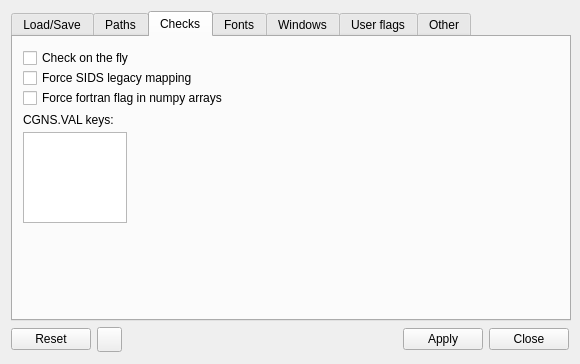
First picture: the form in NAVigater/CGNS/NAV/T/Q7OptionsWindow.ui, repository pyCGNS/pyCGNS, before the edit.
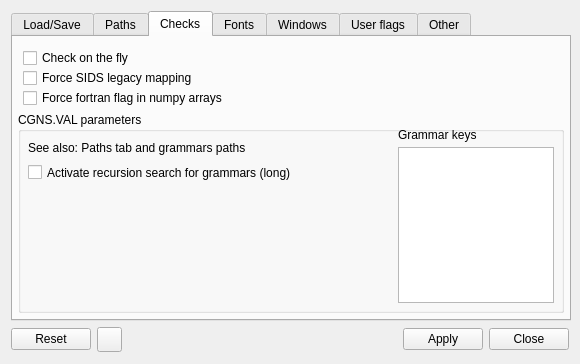
Second picture: the form after the edit. The open tabs and pages were chosen to show the change. Icons and pictures are not drawn.

Diff of the .ui file:
```diff
--- a/NAVigater/CGNS/NAV/T/Q7OptionsWindow.ui
+++ b/NAVigater/CGNS/NAV/T/Q7OptionsWindow.ui
@@ -493,28 +493,70 @@
           <string>Force fortran flag in numpy arrays</string>
          </property>
         </widget>
+        <widget class="QGroupBox" name="groupBox_3">
+         <property name="geometry">
+          <rect>
+           <x>5</x>
+           <y>75</y>
+           <width>546</width>
+           <height>201</height>
+          </rect>
+         </property>
+         <property name="title">
+          <string>CGNS.VAL parameters</string>
+         </property>
         <widget class="QPlainTextEdit" name="__O_valkeylist">
          <property name="geometry">
           <rect>
-           <x>10</x>
-           <y>95</y>
-           <width>104</width>
-           <height>91</height>
+            <x>380</x>
+            <y>35</y>
+            <width>156</width>
+            <height>156</height>
           </rect>
          </property>
         </widget>
         <widget class="QLabel" name="label_25">
          <property name="geometry">
           <rect>
-           <x>10</x>
-           <y>75</y>
-           <width>106</width>
+            <x>380</x>
+            <y>15</y>
+            <width>111</width>
            <height>16</height>
           </rect>
          </property>
          <property name="text">
-          <string>CGNS.VAL keys:</string>
-         </property>
+           <string>Grammar keys</string>
+          </property>
+         </widget>
+         <widget class="QLabel" name="label_31">
+          <property name="geometry">
+           <rect>
+            <x>10</x>
+            <y>25</y>
+            <width>271</width>
+            <height>21</height>
+           </rect>
+          </property>
+          <property name="text">
+           <string>See also: Paths tab and grammars paths</string>
+          </property>
+         </widget>
+         <widget class="QCheckBox" name="cRecurseGrammarSearch">
+          <property name="geometry">
+           <rect>
+            <x>10</x>
+            <y>50</y>
+            <width>301</width>
+            <height>21</height>
+           </rect>
+          </property>
+          <property name="text">
+           <string>Activate recursion search for grammars (long)</string>
+          </property>
+          <property name="checkable">
+           <bool>false</bool>
+          </property>
+         </widget>
         </widget>
        </widget>
        <widget class="QWidget" name="tab_3">
```
Left out of the diff: 2 changed lines with no effect on the pictures. Lines whose indentation alone changed are shown as unchanged.
